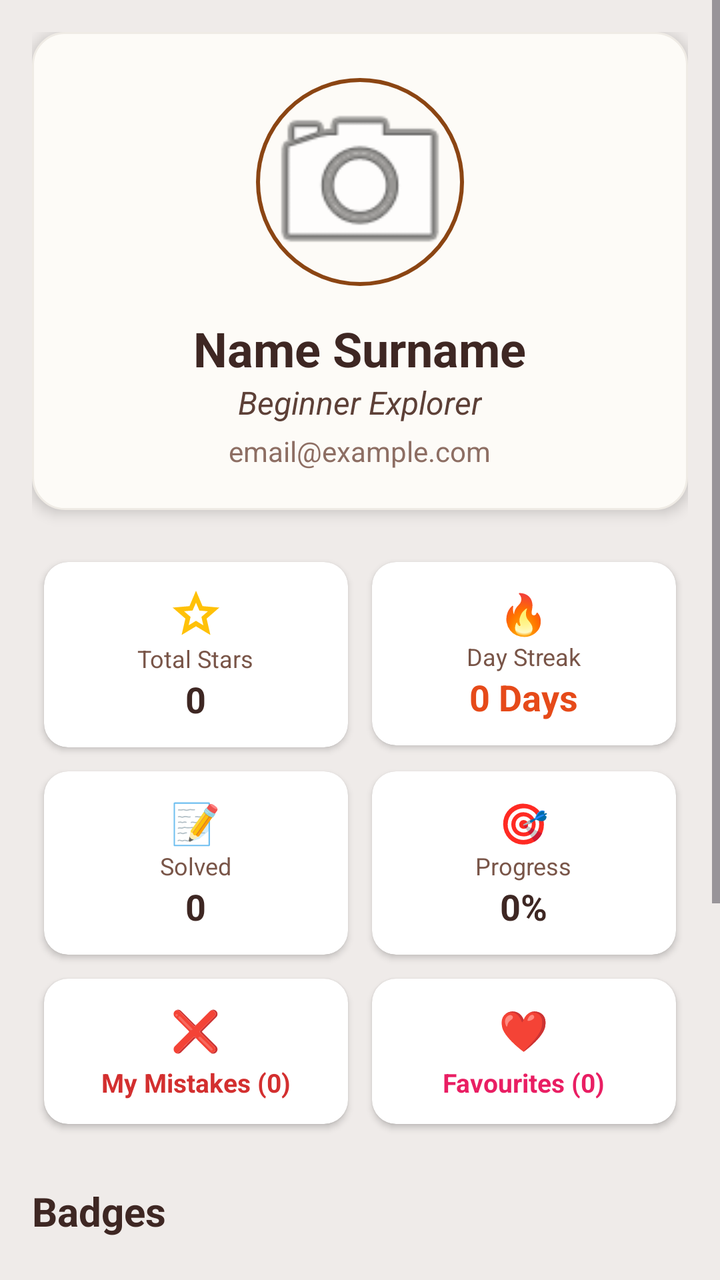
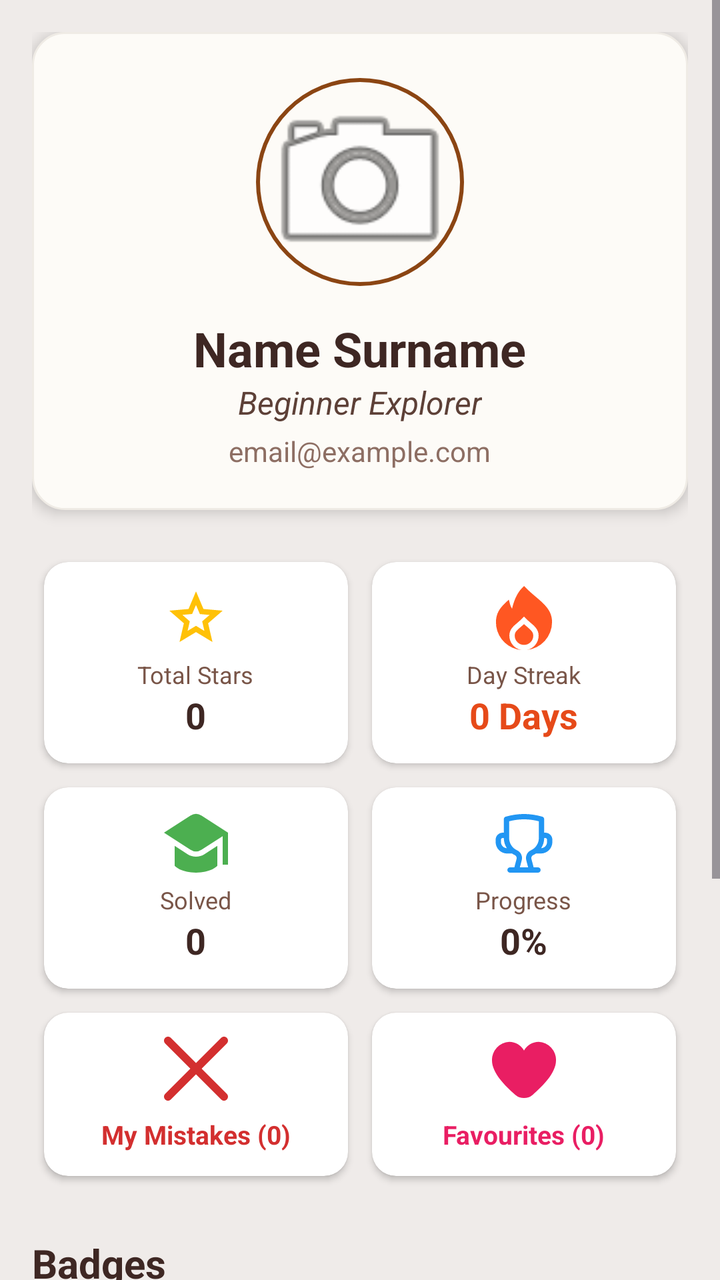

An Android layout rendered at two revisions. The XML below is the earlier revision; the diff shows what the commit changed to produce the second picture.
<!-- AndroidManifest.xml: application theme Theme.OlympMathMentor -->
<!-- res/layout/fragment_profile.xml -->
<?xml version="1.0" encoding="utf-8"?>
<ScrollView xmlns:android="http://schemas.android.com/apk/res/android"
    xmlns:app="http://schemas.android.com/apk/res-auto"
    android:layout_width="match_parent"
    android:layout_height="match_parent"
    android:background="@color/soft_beige">

    <LinearLayout
        android:layout_width="match_parent"
        android:layout_height="wrap_content"
        android:orientation="vertical"
        android:padding="16dp">

        
        <LinearLayout
            android:layout_width="match_parent"
            android:layout_height="wrap_content"
            android:gravity="center"
            android:orientation="vertical"
            android:padding="20dp"
            android:background="@drawable/rounded_header_bg"
            android:elevation="4dp">

            <com.google.android.material.imageview.ShapeableImageView
                android:id="@+id/profileImage"
                android:layout_width="110dp"
                android:layout_height="110dp"
                android:padding="4dp"
                android:scaleType="centerCrop"
                app:shapeAppearanceOverlay="@style/CircleImage"
                android:src="@android:drawable/ic_menu_camera"
                app:strokeColor="#8B4513"
                app:strokeWidth="2dp" />

            <TextView
                android:id="@+id/tvFullName"
                android:layout_width="wrap_content"
                android:layout_height="wrap_content"
                android:layout_marginTop="12dp"
                android:text="Name Surname"
                android:textColor="#3E2723"
                android:textSize="24sp"
                android:textStyle="bold" />

            <TextView
                android:id="@+id/tvUserStatus"
                android:layout_width="wrap_content"
                android:layout_height="wrap_content"
                android:text="Beginner Explorer"
                android:textColor="#5D4037"
                android:textSize="16sp"
                android:textStyle="italic" />

            <TextView
                android:id="@+id/tvEmail"
                android:layout_width="wrap_content"
                android:layout_height="wrap_content"
                android:layout_marginTop="4dp"
                android:text="email@example.com"
                android:textColor="#8D6E63"
                android:textSize="14sp" />
        </LinearLayout>

        
        <GridLayout
            android:layout_width="match_parent"
            android:layout_height="wrap_content"
            android:layout_marginTop="20dp"
            android:columnCount="2"
            android:alignmentMode="alignMargins"
            android:rowCount="3">

            
            <androidx.cardview.widget.CardView
                android:layout_width="0dp"
                android:layout_height="wrap_content"
                android:layout_columnWeight="1"
                android:layout_margin="6dp"
                app:cardCornerRadius="12dp"
                app:cardElevation="2dp">
                <LinearLayout
                    android:layout_width="match_parent"
                    android:layout_height="wrap_content"
                    android:orientation="vertical"
                    android:padding="12dp"
                    android:gravity="center">
                    <ImageView android:layout_width="28dp" android:layout_height="28dp" android:src="@drawable/ic_star" app:tint="#FFC107"/>
                    <TextView android:layout_width="wrap_content" android:layout_height="wrap_content" android:text="Total Stars" android:textSize="12sp" android:textColor="#795548"/>
                    <TextView android:id="@+id/tvTotalStars" android:layout_width="wrap_content" android:layout_height="wrap_content" android:text="0" android:textSize="18sp" android:textStyle="bold" android:textColor="#3E2723"/>
                </LinearLayout>
            </androidx.cardview.widget.CardView>

            
            <androidx.cardview.widget.CardView
                android:layout_width="0dp"
                android:layout_height="wrap_content"
                android:layout_columnWeight="1"
                android:layout_margin="6dp"
                app:cardCornerRadius="12dp"
                app:cardElevation="2dp">
                <LinearLayout
                    android:layout_width="match_parent"
                    android:layout_height="wrap_content"
                    android:orientation="vertical"
                    android:padding="12dp"
                    android:gravity="center">
                    <TextView android:layout_width="wrap_content" android:layout_height="wrap_content" android:text="🔥" android:textSize="20sp"/>
                    <TextView android:layout_width="wrap_content" android:layout_height="wrap_content" android:text="Day Streak" android:textSize="12sp" android:textColor="#795548"/>
                    <TextView android:id="@+id/tvStreakDays" android:layout_width="wrap_content" android:layout_height="wrap_content" android:text="0 Days" android:textSize="18sp" android:textStyle="bold" android:textColor="#E64A19"/>
                </LinearLayout>
            </androidx.cardview.widget.CardView>

            
            <androidx.cardview.widget.CardView
                android:layout_width="0dp"
                android:layout_height="wrap_content"
                android:layout_columnWeight="1"
                android:layout_margin="6dp"
                app:cardCornerRadius="12dp"
                app:cardElevation="2dp">
                <LinearLayout
                    android:layout_width="match_parent"
                    android:layout_height="wrap_content"
                    android:orientation="vertical"
                    android:padding="12dp"
                    android:gravity="center">
                    <TextView android:layout_width="wrap_content" android:layout_height="wrap_content" android:text="📝" android:textSize="20sp"/>
                    <TextView android:layout_width="wrap_content" android:layout_height="wrap_content" android:text="Solved" android:textSize="12sp" android:textColor="#795548"/>
                    <TextView android:id="@+id/tvSolvedProblems" android:layout_width="wrap_content" android:layout_height="wrap_content" android:text="0" android:textSize="18sp" android:textStyle="bold" android:textColor="#3E2723"/>
                </LinearLayout>
            </androidx.cardview.widget.CardView>

            
            <androidx.cardview.widget.CardView
                android:layout_width="0dp"
                android:layout_height="wrap_content"
                android:layout_columnWeight="1"
                android:layout_margin="6dp"
                app:cardCornerRadius="12dp"
                app:cardElevation="2dp">
                <LinearLayout
                    android:layout_width="match_parent"
                    android:layout_height="wrap_content"
                    android:orientation="vertical"
                    android:padding="12dp"
                    android:gravity="center">
                    <TextView android:layout_width="wrap_content"
                        android:layout_height="wrap_content"
                        android:text="🎯"
                        android:textSize="20sp"/>

                    <TextView android:layout_width="wrap_content"
                        android:layout_height="wrap_content"
                        android:text="Progress"
                        android:textSize="12sp"
                        android:textColor="#795548"/>

                    <TextView android:id="@+id/tvAccuracy"
                        android:layout_width="wrap_content"
                        android:layout_height="wrap_content"
                        android:text="0%"
                        android:textSize="18sp"
                        android:textStyle="bold"
                        android:textColor="#3E2723"/>

                </LinearLayout>
            </androidx.cardview.widget.CardView>

            
            <androidx.cardview.widget.CardView
                android:id="@+id/cvMyMistakes"
                android:layout_width="0dp"
                android:layout_height="wrap_content"
                android:layout_columnWeight="1"
                android:layout_margin="6dp"
                app:cardCornerRadius="12dp"
                app:cardElevation="2dp"
                android:clickable="true"
                android:focusable="true"
                android:foreground="?android:attr/selectableItemBackground">
                <LinearLayout
                    android:layout_width="match_parent"
                    android:layout_height="wrap_content"
                    android:orientation="vertical"
                    android:padding="12dp"
                    android:gravity="center">
                    <TextView android:layout_width="wrap_content"
                        android:layout_height="wrap_content"
                        android:text="❌"
                        android:textSize="20sp"/>

                    
                    <TextView
                        android:id="@+id/tvMistakesCount"
                        android:layout_width="wrap_content"
                        android:layout_height="wrap_content"
                        android:text="My Mistakes (0)"
                        android:textSize="13sp"
                        android:textColor="#D32F2F"
                        android:textStyle="bold"
                        android:layout_marginTop="4dp"/>
                </LinearLayout>
            </androidx.cardview.widget.CardView>

            
            <androidx.cardview.widget.CardView
                android:id="@+id/cvFavourites"
                android:layout_width="0dp"
                android:layout_height="wrap_content"
                android:layout_columnWeight="1"
                android:layout_margin="6dp"
                app:cardCornerRadius="12dp"
                app:cardElevation="2dp"
                android:clickable="true"
                android:focusable="true"
                android:foreground="?android:attr/selectableItemBackground">
                <LinearLayout
                    android:layout_width="match_parent"
                    android:layout_height="wrap_content"
                    android:orientation="vertical"
                    android:padding="12dp"
                    android:gravity="center">
                    <TextView android:layout_width="wrap_content"
                        android:layout_height="wrap_content"
                        android:text="❤️"
                        android:textSize="20sp"/>

                    
                    <TextView
                        android:id="@+id/tvFavsCount"
                        android:layout_width="wrap_content"
                        android:layout_height="wrap_content"
                        android:text="Favourites (0)"
                        android:textSize="13sp"
                        android:textColor="#E91E63"
                        android:textStyle="bold"
                        android:layout_marginTop="4dp"/>
                </LinearLayout>
            </androidx.cardview.widget.CardView>

        </GridLayout>

        
        <TextView
            android:layout_width="match_parent"
            android:layout_height="wrap_content"
            android:layout_marginTop="24dp"
            android:text="Badges"
            android:textSize="20sp"
            android:textStyle="bold"
            android:textColor="#3E2723"/>

        <HorizontalScrollView
            android:layout_width="match_parent"
            android:layout_height="wrap_content"
            android:layout_marginTop="8dp"
            android:scrollbars="none">
            <LinearLayout
                android:id="@+id/badgeContainer"
                android:layout_width="wrap_content"
                android:layout_height="wrap_content"
                android:orientation="horizontal"
                android:padding="4dp">
            </LinearLayout>
        </HorizontalScrollView>

        
        <LinearLayout
            android:layout_width="match_parent"
            android:layout_height="wrap_content"
            android:layout_marginTop="20dp"
            android:orientation="horizontal"
            android:gravity="center_vertical">
            <TextView
                android:layout_width="0dp"
                android:layout_height="wrap_content"
                android:layout_weight="1"
                android:text="My Achievements"
                android:textSize="18sp"
                android:textStyle="bold"
                android:textColor="#3E2723" />
            <Button
                android:id="@+id/btnAddAchievement"
                android:layout_width="wrap_content"
                android:layout_height="wrap_content"
                android:backgroundTint="#8B4513"
                android:textColor="@color/white"
                android:text="+" />
        </LinearLayout>
        <LinearLayout
            android:id="@+id/containerAchievements"
            android:layout_width="match_parent"
            android:layout_height="wrap_content"
            android:orientation="vertical" />

        
        <LinearLayout
            android:layout_width="match_parent"
            android:layout_height="wrap_content"
            android:layout_marginTop="20dp"
            android:orientation="horizontal"
            android:gravity="center_vertical">
            <TextView
                android:layout_width="0dp"
                android:layout_height="wrap_content"
                android:layout_weight="1"
                android:text="Current Goals"
                android:textSize="18sp"
                android:textStyle="bold"
                android:textColor="#3E2723" />
            <Button
                android:id="@+id/btnAddGoal"
                android:layout_width="wrap_content"
                android:layout_height="wrap_content"
                android:backgroundTint="#8B4513"
                android:textColor="@color/white"
                android:text="+" />
        </LinearLayout>
        <LinearLayout
            android:id="@+id/containerCurrentGoals"
            android:layout_width="match_parent"
            android:layout_height="wrap_content"
            android:orientation="vertical" />

        <TextView
            android:layout_width="match_parent"
            android:layout_height="wrap_content"
            android:text="Completed Goals"
            android:layout_marginTop="20dp"
            android:textSize="16sp"
            android:textColor="#5D4037"
            android:textStyle="italic"/>
        <LinearLayout
            android:id="@+id/containerCompletedGoals"
            android:layout_width="match_parent"
            android:layout_height="wrap_content"
            android:orientation="vertical" />

        <Button
            android:id="@+id/btnLogout"
            android:layout_width="match_parent"
            android:layout_height="wrap_content"
            android:text="Log Out"
            android:layout_marginTop="30dp"
            android:backgroundTint="#3E2723"
            android:textColor="@color/white" />

    </LinearLayout>
</ScrollView>
<!-- resources referenced by this layout -->
<resources>
  <!-- unchanged entries left out for length: 7 -->
</resources>

<!-- the commit's change to res/layout/fragment_profile.xml (unified diff, before → after) -->
@@ -11,7 +11,6 @@
         android:orientation="vertical"
         android:padding="16dp">
 
-        
         <LinearLayout
             android:layout_width="match_parent"
             android:layout_height="wrap_content"
@@ -61,7 +60,6 @@
                 android:textSize="14sp" />
         </LinearLayout>
 
-        
         <GridLayout
             android:layout_width="match_parent"
             android:layout_height="wrap_content"
@@ -70,7 +68,6 @@
             android:alignmentMode="alignMargins"
             android:rowCount="3">
 
-            
             <androidx.cardview.widget.CardView
                 android:layout_width="0dp"
                 android:layout_height="wrap_content"
@@ -84,13 +81,18 @@
                     android:orientation="vertical"
                     android:padding="12dp"
                     android:gravity="center">
-                    <ImageView android:layout_width="28dp" android:layout_height="28dp" android:src="@drawable/ic_star" app:tint="#FFC107"/>
-                    <TextView android:layout_width="wrap_content" android:layout_height="wrap_content" android:text="Total Stars" android:textSize="12sp" android:textColor="#795548"/>
+
+                    <ImageView
+                        android:layout_width="32dp"
+                        android:layout_height="32dp"
+                        android:src="@drawable/ic_star"
+                        app:tint="#FFC107" />
+
+                    <TextView android:layout_width="wrap_content" android:layout_height="wrap_content" android:text="Total Stars" android:textSize="12sp" android:textColor="#795548" android:layout_marginTop="4dp"/>
                     <TextView android:id="@+id/tvTotalStars" android:layout_width="wrap_content" android:layout_height="wrap_content" android:text="0" android:textSize="18sp" android:textStyle="bold" android:textColor="#3E2723"/>
                 </LinearLayout>
             </androidx.cardview.widget.CardView>
 
-            
             <androidx.cardview.widget.CardView
                 android:layout_width="0dp"
                 android:layout_height="wrap_content"
@@ -104,13 +106,18 @@
                     android:orientation="vertical"
                     android:padding="12dp"
                     android:gravity="center">
-                    <TextView android:layout_width="wrap_content" android:layout_height="wrap_content" android:text="🔥" android:textSize="20sp"/>
-                    <TextView android:layout_width="wrap_content" android:layout_height="wrap_content" android:text="Day Streak" android:textSize="12sp" android:textColor="#795548"/>
+
+                    <ImageView
+                        android:layout_width="32dp"
+                        android:layout_height="32dp"
+                        android:src="@drawable/ic_flame"
+                        app:tint="#FF5722" />
+
+                    <TextView android:layout_width="wrap_content" android:layout_height="wrap_content" android:text="Day Streak" android:textSize="12sp" android:textColor="#795548" android:layout_marginTop="4dp"/>
                     <TextView android:id="@+id/tvStreakDays" android:layout_width="wrap_content" android:layout_height="wrap_content" android:text="0 Days" android:textSize="18sp" android:textStyle="bold" android:textColor="#E64A19"/>
                 </LinearLayout>
             </androidx.cardview.widget.CardView>
 
-            
             <androidx.cardview.widget.CardView
                 android:layout_width="0dp"
                 android:layout_height="wrap_content"
@@ -124,13 +131,18 @@
                     android:orientation="vertical"
                     android:padding="12dp"
                     android:gravity="center">
-                    <TextView android:layout_width="wrap_content" android:layout_height="wrap_content" android:text="📝" android:textSize="20sp"/>
-                    <TextView android:layout_width="wrap_content" android:layout_height="wrap_content" android:text="Solved" android:textSize="12sp" android:textColor="#795548"/>
+
+                    <ImageView
+                        android:layout_width="32dp"
+                        android:layout_height="32dp"
+                        android:src="@drawable/ic_solved"
+                        app:tint="#4CAF50" />
+
+                    <TextView android:layout_width="wrap_content" android:layout_height="wrap_content" android:text="Solved" android:textSize="12sp" android:textColor="#795548" android:layout_marginTop="4dp"/>
                     <TextView android:id="@+id/tvSolvedProblems" android:layout_width="wrap_content" android:layout_height="wrap_content" android:text="0" android:textSize="18sp" android:textStyle="bold" android:textColor="#3E2723"/>
                 </LinearLayout>
             </androidx.cardview.widget.CardView>
 
-            
             <androidx.cardview.widget.CardView
                 android:layout_width="0dp"
                 android:layout_height="wrap_content"
@@ -144,16 +156,19 @@
                     android:orientation="vertical"
                     android:padding="12dp"
                     android:gravity="center">
-                    <TextView android:layout_width="wrap_content"
-                        android:layout_height="wrap_content"
-                        android:text="🎯"
-                        android:textSize="20sp"/>
+
+                    <ImageView
+                        android:layout_width="32dp"
+                        android:layout_height="32dp"
+                        android:src="@drawable/ic_progress"
+                        app:tint="#2196F3" />
 
                     <TextView android:layout_width="wrap_content"
                         android:layout_height="wrap_content"
                         android:text="Progress"
                         android:textSize="12sp"
-                        android:textColor="#795548"/>
+                        android:textColor="#795548"
+                        android:layout_marginTop="4dp"/>
 
                     <TextView android:id="@+id/tvAccuracy"
                         android:layout_width="wrap_content"
@@ -166,7 +181,6 @@
                 </LinearLayout>
             </androidx.cardview.widget.CardView>
 
-            
             <androidx.cardview.widget.CardView
                 android:id="@+id/cvMyMistakes"
                 android:layout_width="0dp"
@@ -184,12 +198,13 @@
                     android:orientation="vertical"
                     android:padding="12dp"
                     android:gravity="center">
-                    <TextView android:layout_width="wrap_content"
-                        android:layout_height="wrap_content"
-                        android:text="❌"
-                        android:textSize="20sp"/>
-
-                    
+
+                    <ImageView
+                        android:layout_width="32dp"
+                        android:layout_height="32dp"
+                        android:src="@drawable/ic_mistake"
+                        app:tint="#D32F2F" />
+
                     <TextView
                         android:id="@+id/tvMistakesCount"
                         android:layout_width="wrap_content"
@@ -198,11 +213,10 @@
                         android:textSize="13sp"
                         android:textColor="#D32F2F"
                         android:textStyle="bold"
-                        android:layout_marginTop="4dp"/>
-                </LinearLayout>
-            </androidx.cardview.widget.CardView>
-
-            
+                        android:layout_marginTop="8dp"/>
+                </LinearLayout>
+            </androidx.cardview.widget.CardView>
+
             <androidx.cardview.widget.CardView
                 android:id="@+id/cvFavourites"
                 android:layout_width="0dp"
@@ -220,12 +234,13 @@
                     android:orientation="vertical"
                     android:padding="12dp"
                     android:gravity="center">
-                    <TextView android:layout_width="wrap_content"
-                        android:layout_height="wrap_content"
-                        android:text="❤️"
-                        android:textSize="20sp"/>
-
-                    
+
+                    <ImageView
+                        android:layout_width="32dp"
+                        android:layout_height="32dp"
+                        android:src="@drawable/ic_heart"
+                        app:tint="#E91E63" />
+
                     <TextView
                         android:id="@+id/tvFavsCount"
                         android:layout_width="wrap_content"
@@ -234,13 +249,12 @@
                         android:textSize="13sp"
                         android:textColor="#E91E63"
                         android:textStyle="bold"
-                        android:layout_marginTop="4dp"/>
+                        android:layout_marginTop="8dp"/>
                 </LinearLayout>
             </androidx.cardview.widget.CardView>
 
         </GridLayout>
 
-        
         <TextView
             android:layout_width="match_parent"
             android:layout_height="wrap_content"
@@ -264,7 +278,6 @@
             </LinearLayout>
         </HorizontalScrollView>
 
-        
         <LinearLayout
             android:layout_width="match_parent"
             android:layout_height="wrap_content"
@@ -293,7 +306,6 @@
             android:layout_height="wrap_content"
             android:orientation="vertical" />
 
-        
         <LinearLayout
             android:layout_width="match_parent"
             android:layout_height="wrap_content"
<!-- resource entries referenced after the edit -->
@@ -1,5 +1,58 @@
 <!-- resources referenced by this layout -->
 <resources>
+  <!-- drawable ic_flame (drawable) -->
+  <vector xmlns:android="http://schemas.android.com/apk/res/android"
+      android:width="512dp"
+      android:height="512dp"
+      android:viewportWidth="24"
+      android:viewportHeight="24">
+    <path
+        android:fillColor="#FF000000"
+        android:pathData="M15.477,18.61c0,-1.283 -0.808,-2.029 -2.357,-3.344 -0.35,-0.3 -0.728,-0.618 -1.118,-0.972 -0.445,0.409 -0.868,0.769 -1.256,1.1C9.2,16.7 8.523,17.339 8.523,18.61a3.477,3.477 0,0 0,6.954 0Z"/>
+    <path
+        android:fillColor="#FF000000"
+        android:pathData="M16.408,4.035c-1.2,-1.019 -2.44,-2.072 -3.694,-3.325L12,0 11.3,0.711c-2.254,2.262 -3.32,5.736 -3.782,7.82a6.04,6.04 0,0 1,-0.779 -1.785L6.312,5.109 5.079,6.266c-2.159,2.028 -3.6,4.039 -3.6,7.259a10.422,10.422 0,0 0,7.8 10.18A11.153,11.153 0,0 0,11 24a5.491,5.491 0,0 1,-4.485 -5.39c0,-2.25 1.357,-3.4 2.928,-4.742 0.561,-0.477 1.2,-1.018 1.845,-1.667L12,11.493l0.708,0.708c0.576,0.576 1.152,1.064 1.709,1.538 1.576,1.337 3.064,2.6 3.064,4.871a5.489,5.489 0,0 1,-4.456 5.384A10.51,10.51 0,0 0,22.52 13.527C22.52,9.225 19.687,6.82 16.408,4.035Z"/>
+  </vector>
+  <!-- drawable ic_heart (drawable) -->
+  <vector xmlns:android="http://schemas.android.com/apk/res/android"
+      android:width="512dp"
+      android:height="512dp"
+      android:viewportWidth="24"
+      android:viewportHeight="24">
+    <path
+        android:fillColor="#FF000000"
+        android:pathData="M17.5,1.917a6.4,6.4 0,0 0,-5.5 3.3,6.4 6.4,0 0,0 -5.5,-3.3A6.8,6.8 0,0 0,0 8.967c0,4.547 4.786,9.513 8.8,12.88a4.974,4.974 0,0 0,6.4 0C19.214,18.48 24,13.514 24,8.967A6.8,6.8 0,0 0,17.5 1.917Z"/>
+  </vector>
+  <!-- drawable ic_mistake (drawable) -->
+  <vector xmlns:android="http://schemas.android.com/apk/res/android"
+      android:width="512dp"
+      android:height="512dp"
+      android:viewportWidth="512.02"
+      android:viewportHeight="512.02">
+    <path
+        android:fillColor="#FF000000"
+        android:pathData="M301.26,256.01L502.64,54.65c12.5,-12.5 12.5,-32.77 0,-45.27c-12.5,-12.5 -32.77,-12.5 -45.27,0l0,0L256.01,210.76L54.65,9.38c-12.5,-12.5 -32.77,-12.5 -45.27,0s-12.5,32.77 0,45.27L210.76,256.01L9.38,457.38c-12.5,12.5 -12.5,32.77 0,45.27s32.77,12.5 45.27,0L256.01,301.26l201.37,201.39c12.5,12.5 32.77,12.5 45.27,0c12.5,-12.5 12.5,-32.77 0,-45.27L301.26,256.01z"/>
+  </vector>
+  <!-- drawable ic_progress (drawable) -->
+  <vector xmlns:android="http://schemas.android.com/apk/res/android"
+      android:width="24dp"
+      android:height="24dp"
+      android:viewportWidth="24"
+      android:viewportHeight="24">
+    <path
+        android:fillColor="#FF000000"
+        android:pathData="M20,8.007h-0.426L19.574,2.958c0,-0.448 -0.298,-0.841 -0.729,-0.963C14.111,0.661 9.889,0.661 5.154,1.995c-0.431,0.122 -0.729,0.515 -0.729,0.963v5.049h-0.426c-1.455,0 -2.639,1.184 -2.639,2.639v0.858c0,2.382 1.938,4.319 4.319,4.319h1.829c0.329,0.225 0.68,0.423 1.05,0.592 0.534,0.243 0.81,0.845 0.656,1.43l-0.831,3.155h-1.623c-0.553,0 -1,0.447 -1,1s0.447,1 1,1h10.477c0.553,0 1,-0.447 1,-1s-0.447,-1 -1,-1h-1.623l-0.831,-3.154c-0.153,-0.586 0.122,-1.188 0.656,-1.431 0.37,-0.168 0.721,-0.367 1.05,-0.592h1.829c2.382,0 4.319,-1.938 4.319,-4.319v-0.858c0,-1.455 -1.184,-2.639 -2.639,-2.639ZM3.361,11.504v-0.858c0,-0.353 0.286,-0.639 0.639,-0.639h0.426c0.004,1.379 0.413,2.697 1.133,3.813 -1.223,-0.063 -2.198,-1.078 -2.198,-2.316ZM14.612,14.595c-1.423,0.647 -2.164,2.228 -1.762,3.76l0.696,2.646h-3.094l0.696,-2.646c0.402,-1.531 -0.339,-3.111 -1.762,-3.759 -1.799,-0.819 -2.962,-2.629 -2.962,-4.61L6.424,3.726c3.826,-0.969 7.322,-0.969 11.148,0v6.259c0,1.981 -1.163,3.791 -2.962,4.61ZM20.638,11.504c0,1.239 -0.975,2.253 -2.198,2.316 0.721,-1.116 1.129,-2.435 1.133,-3.813h0.426c0.353,0 0.639,0.286 0.639,0.639v0.858Z"/>
+  </vector>
+  <!-- drawable ic_solved (drawable) -->
+  <vector xmlns:android="http://schemas.android.com/apk/res/android"
+      android:width="512dp"
+      android:height="512dp"
+      android:viewportWidth="24"
+      android:viewportHeight="24">
+    <path
+        android:fillColor="#FF000000"
+        android:pathData="m24,8v12h-2v-10.71l-7.88,5.082a3.892,3.892 0,0 1,-4.24 0l-9.88,-6.372 9.88,-6.373a3.9,3.9 0,0 1,4.24 0zM12,17a5.894,5.894 0,0 1,-3.2 -0.947l-4.8,-3.093v7.454l0.293,0.293c0.094,0.093 2.354,2.293 7.707,2.293s7.613,-2.2 7.707,-2.293l0.293,-0.293v-7.454l-4.8,3.093a5.894,5.894 0,0 1,-3.2 0.947z"/>
+  </vector>
   <!-- unchanged entries left out for length: 7 -->
 </resources>
 
